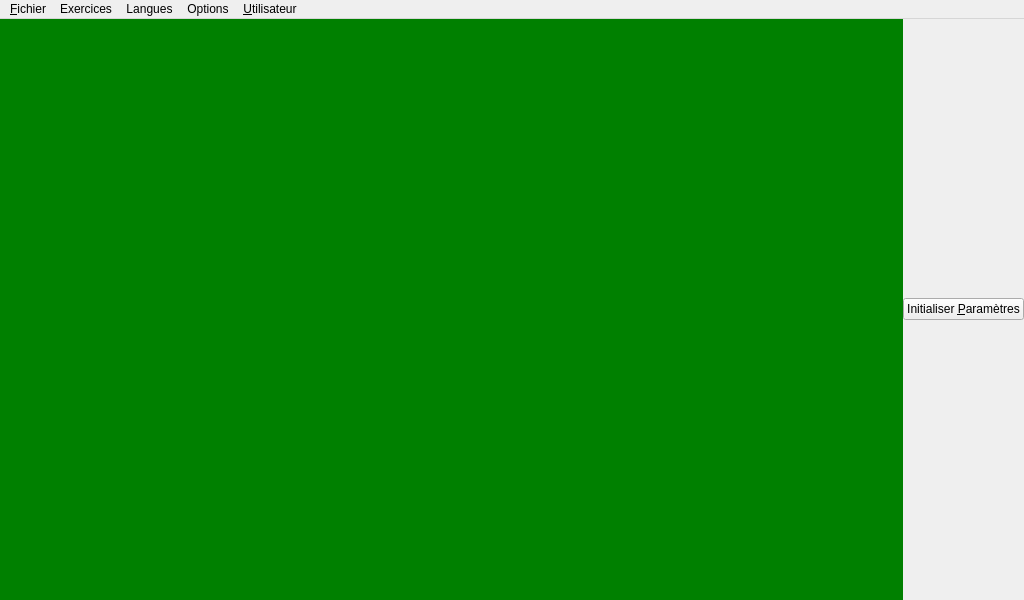
The window that src/interface.ui (Txikilinux/leterrier-calculment) describes before a commit, drawn with Qt 5.
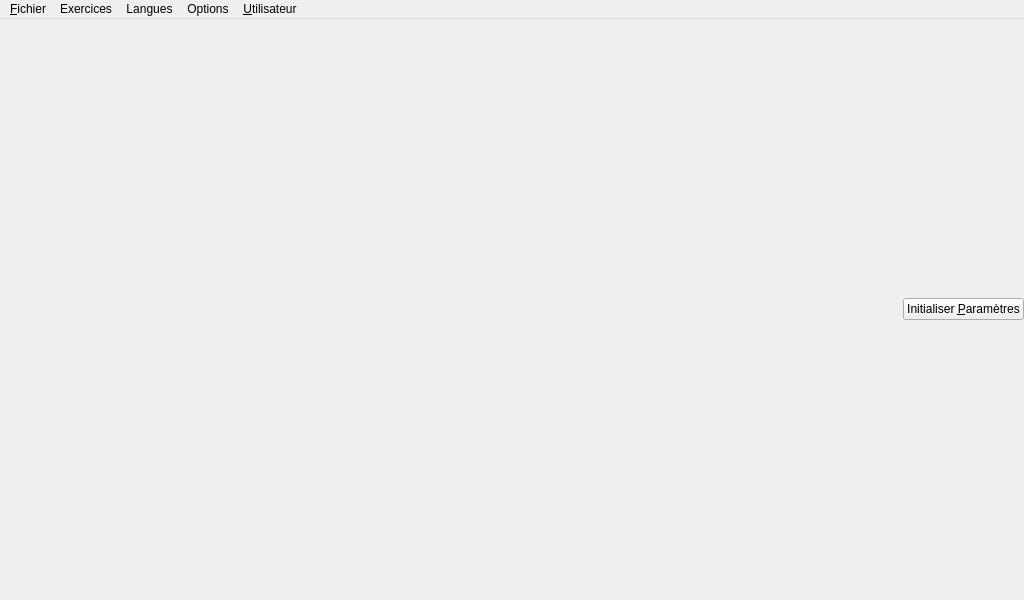
The same window after the commit. The open tabs and pages were chosen to show the change. Custom widgets are drawn as their Qt base class.

Diff of the .ui file:
```diff
--- a/src/interface.ui
+++ b/src/interface.ui
@@ -97,9 +97,65 @@
       </widget>
       <widget class="QWidget" name="transitionalPage">
        <property name="styleSheet">
-        <string notr="true">background-color:green;</string>
+        <string notr="true"/>
        </property>
-       <layout class="QGridLayout" name="gridLayout_3"/>
+       <layout class="QGridLayout" name="gridLayout_3">
+        <item row="1" column="0">
+         <spacer name="horizontalSpacer_4">
+          <property name="orientation">
+           <enum>Qt::Horizontal</enum>
+          </property>
+          <property name="sizeHint" stdset="0">
+           <size>
+            <width>40</width>
+            <height>20</height>
+           </size>
+          </property>
+         </spacer>
+        </item>
+        <item row="1" column="2">
+         <spacer name="horizontalSpacer_3">
+          <property name="orientation">
+           <enum>Qt::Horizontal</enum>
+          </property>
+          <property name="sizeHint" stdset="0">
+           <size>
+            <width>40</width>
+            <height>20</height>
+           </size>
+          </property>
+         </spacer>
+        </item>
+        <item row="1" column="1">
+         <widget class="QWidget" name="widgetContainerLauncher" native="true"/>
+        </item>
+        <item row="2" column="1">
+         <spacer name="verticalSpacer">
+          <property name="orientation">
+           <enum>Qt::Vertical</enum>
+          </property>
+          <property name="sizeHint" stdset="0">
+           <size>
+            <width>20</width>
+            <height>40</height>
+           </size>
+          </property>
+         </spacer>
+        </item>
+        <item row="0" column="1">
+         <spacer name="verticalSpacer_2">
+          <property name="orientation">
+           <enum>Qt::Vertical</enum>
+          </property>
+          <property name="sizeHint" stdset="0">
+           <size>
+            <width>20</width>
+            <height>40</height>
+           </size>
+          </property>
+         </spacer>
+        </item>
+       </layout>
       </widget>
       <widget class="QWidget" name="editorPage">
        <property name="styleSheet">
```
Left out of the diff: 8 changed lines with no effect on the pictures.
